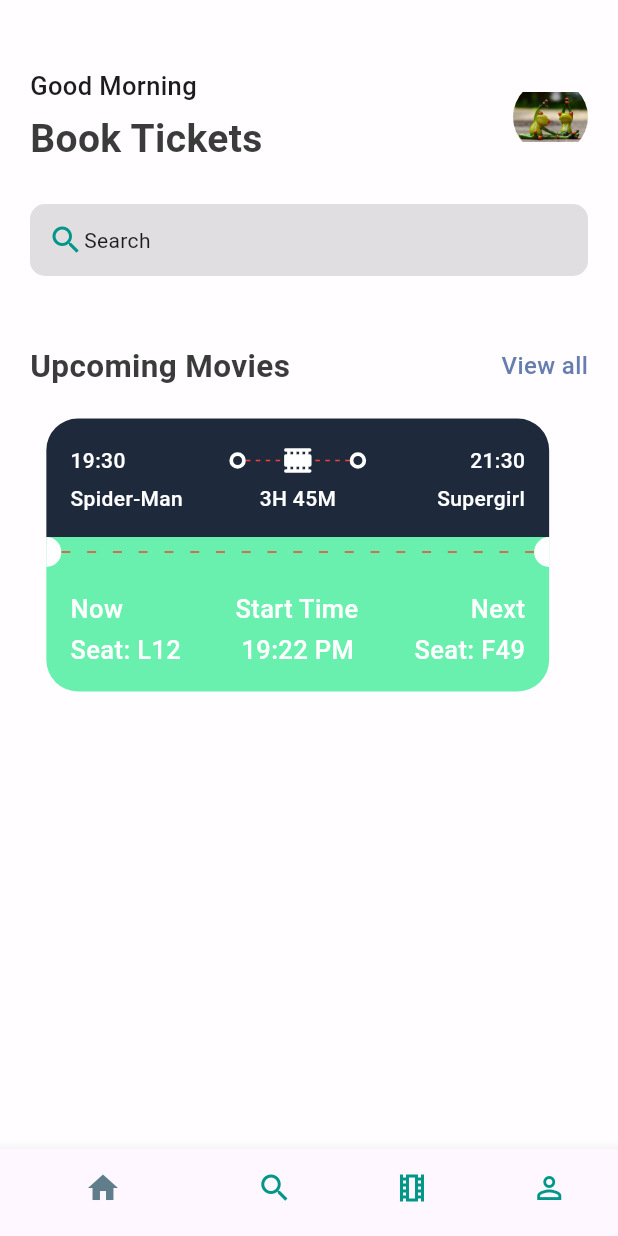
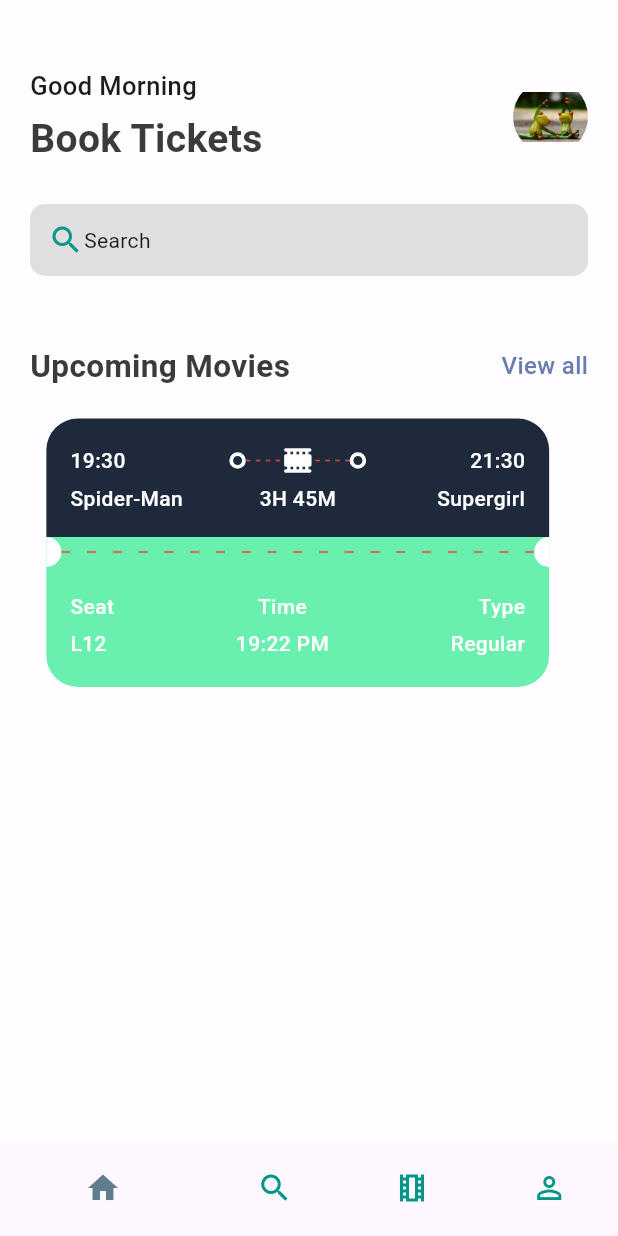
Before and after one commit to sky-hackeR/ticketing-ui, a Flutter app: the screen it shows after launch, on a phone screen of 412 x 824 dp. Run offline on Flutter 3.47's test engine with Material 3 defaults, Android fonts, the phone set to English and light mode, and no system bars.

Commit message:
Modular design for text implemented

```diff
--- /dev/null
+++ b/lib/base/widget/app_column_text_layout.dart
@@ -0,0 +1,27 @@
+import 'package:flutter/material.dart';
+import 'package:reserver/base/widget/text_style_third.dart';
+
+class AppColumnTextLayout extends StatelessWidget {
+  final String topText;
+  final String bottomText;
+  final CrossAxisAlignment alignment;
+  const AppColumnTextLayout({super.key, required this.bottomText, required this.topText, required this.alignment});
+
+  @override
+  Widget build(BuildContext context) {
+    return Column(
+      crossAxisAlignment: alignment,
+      children: [
+        TextStyleThird(
+            text: topText,
+        ),
+        SizedBox(
+          height: 5,
+        ),
+        TextStyleThird(
+          text: bottomText,
+        ),
+      ],
+    );
+  }
+}
--- a/lib/base/widget/ticket_view.dart
+++ b/lib/base/widget/ticket_view.dart
@@ -1,4 +1,5 @@
 import 'package:flutter/material.dart';
+import 'package:reserver/base/widget/app_column_text_layout.dart';
 import 'package:reserver/base/widget/app_layout_builder_widget.dart';
 import 'package:reserver/base/widget/big_circle.dart';
 import 'package:reserver/base/widget/big_dot.dart';
@@ -132,64 +133,29 @@ class TicketView extends StatelessWidget {
                 children: [
                   // Show movie duration
                   Row(
+                    mainAxisAlignment: MainAxisAlignment.spaceBetween,
                     children: [
-                      Text(
-                        "Now",
-                        style: AppStyles.headLineStyle3.copyWith(
-                          color: Colors.white,
-                        ),
+                      AppColumnTextLayout(
+                        alignment: CrossAxisAlignment.start,
+                          bottomText: "L12",
+                          topText: "Seat"
                       ),
 
-                      Expanded(child: Container()),
-
-                      Text(
-                        "Start Time",
-                        style: AppStyles.headLineStyle3.copyWith(
-                          color: Colors.white,
-                        ),
+                      AppColumnTextLayout(
+                          alignment: CrossAxisAlignment.center,
+                          bottomText: "19:22 PM",
+                          topText: "Time"
                       ),
 
-                      Expanded(child: Container()),
-
-                      Text(
-                        "Next",
-                        style: AppStyles.headLineStyle3.copyWith(
-                          color: Colors.white,
-                        ),
+                      AppColumnTextLayout(
+                          alignment: CrossAxisAlignment.end,
+                          bottomText: "Regular",
+                          topText: "Type"
                       ),
                     ],
                   ),
 
                   SizedBox(height: 3),
-                  // Show movie
-                  Row(
-                    children: [
-                      Text(
-                        "Seat: L12",
-                        style: AppStyles.headLineStyle3.copyWith(
-                          color: Colors.white,
-                        ),
-                      ),
-
-                      Expanded(child: Container()),
-
-                      Text(
-                        "19:22 PM",
-                        style: AppStyles.headLineStyle3.copyWith(
-                          color: Colors.white,
-                        ),
-                      ),
-
-                      Expanded(child: Container()),
-
-                      Text(
-                        "Seat: F49",
-                        style: AppStyles.headLineStyle3.copyWith(
-                          color: Colors.white,
-                        ),
-                      ),
-                    ],
-                  ),
                 ],
               ),
             ),
```
